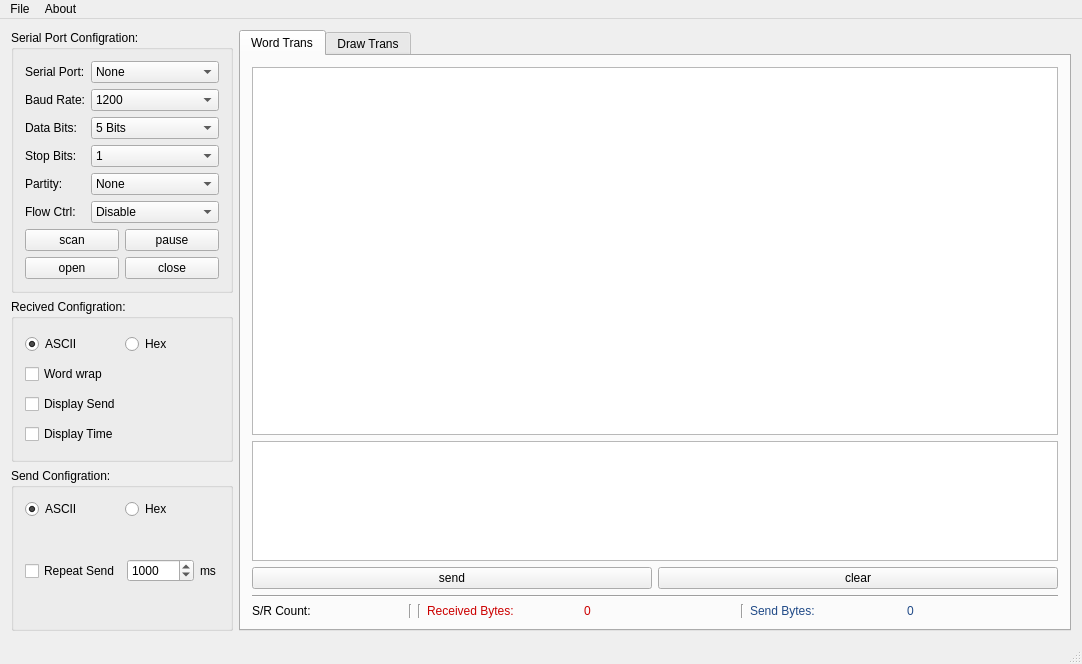
carloscn/tinyserial, file serialport.ui: the form before one commit.
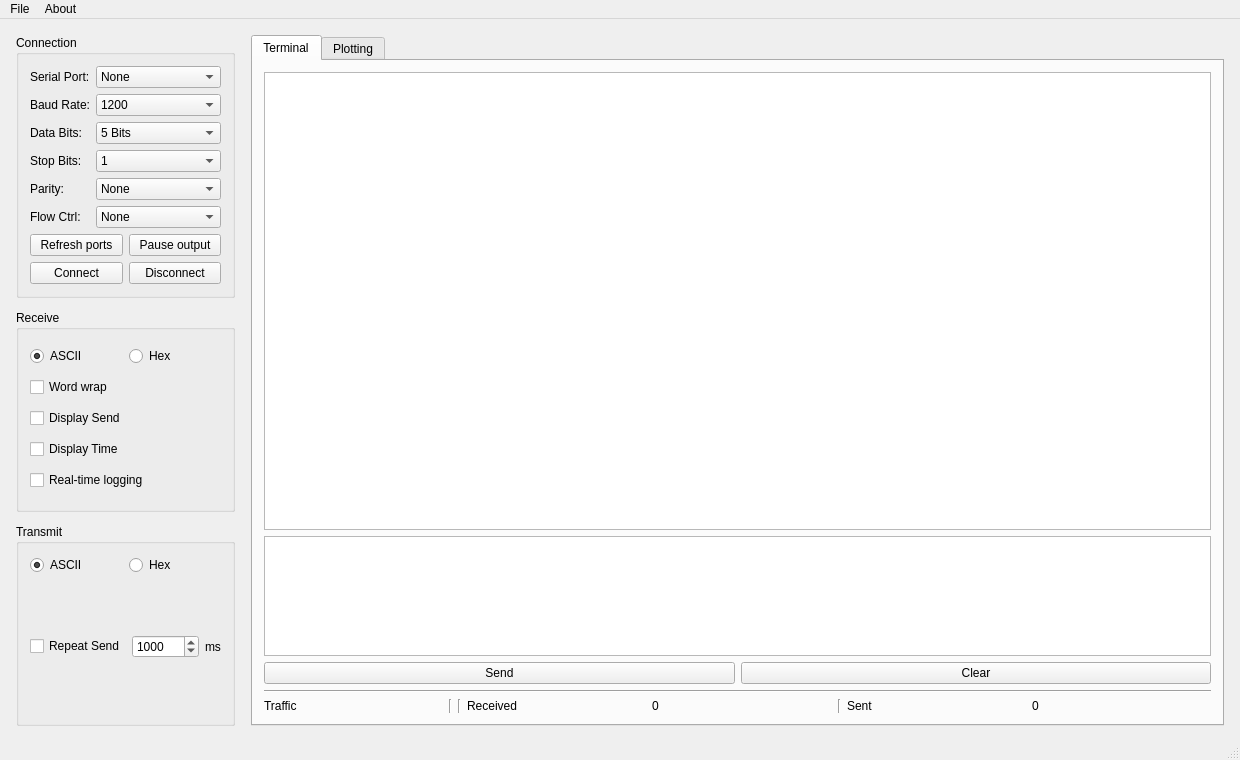
The form after the commit.

Commit message: Release TinySerial 2.0.0 UI refresh

What changed in the file:
```diff
--- a/serialport.ui
+++ b/serialport.ui
@@ -6,8 +6,8 @@
    <rect>
     <x>0</x>
     <y>0</y>
-    <width>1082</width>
-    <height>664</height>
+    <width>1240</width>
+    <height>760</height>
    </rect>
   </property>
   <property name="windowTitle">
@@ -15,12 +15,30 @@
   </property>
   <widget class="QWidget" name="centralWidget">
    <layout class="QHBoxLayout" name="horizontalLayout_4">
+    <property name="spacing">
+     <number>16</number>
+    </property>
+    <property name="leftMargin">
+     <number>16</number>
+    </property>
+    <property name="topMargin">
+     <number>16</number>
+    </property>
+    <property name="rightMargin">
+     <number>16</number>
+    </property>
+    <property name="bottomMargin">
+     <number>12</number>
+    </property>
     <item>
      <layout class="QVBoxLayout" name="verticalLayout_6">
+      <property name="spacing">
+       <number>12</number>
+      </property>
       <item>
        <widget class="QGroupBox" name="groupBox">
         <property name="title">
-         <string>Serial Port Configration:</string>
+         <string>Connection</string>
         </property>
         <layout class="QVBoxLayout" name="verticalLayout_5">
          <item>
@@ -34,24 +52,6 @@
            </item>
            <item row="0" column="1">
             <widget class="QComboBox" name="comboBox_serialPort">
-             <property name="sizePolicy">
-              <sizepolicy hsizetype="Fixed" vsizetype="Fixed">
-               <horstretch>0</horstretch>
-               <verstretch>0</verstretch>
-              </sizepolicy>
-             </property>
-             <property name="minimumSize">
-              <size>
-               <width>128</width>
-               <height>0</height>
-              </size>
-             </property>
-             <property name="maximumSize">
-              <size>
-               <width>128</width>
-               <height>16777215</height>
-              </size>
-             </property>
              <item>
               <property name="text">
                <string>None</string>
@@ -68,24 +68,6 @@
            </item>
            <item row="1" column="1">
             <widget class="QComboBox" name="comboBox_baudrate">
-             <property name="sizePolicy">
-              <sizepolicy hsizetype="Fixed" vsizetype="Fixed">
-               <horstretch>0</horstretch>
-               <verstretch>0</verstretch>
-              </sizepolicy>
-             </property>
-             <property name="minimumSize">
-              <size>
-               <width>128</width>
-               <height>0</height>
-              </size>
-             </property>
-             <property name="maximumSize">
-              <size>
-               <width>128</width>
-               <height>16777215</height>
-              </size>
-             </property>
              <item>
               <property name="text">
                <string>1200</string>
@@ -142,24 +124,6 @@
            </item>
            <item row="2" column="1">
             <widget class="QComboBox" name="comboBox_databits">
-             <property name="sizePolicy">
-              <sizepolicy hsizetype="Fixed" vsizetype="Fixed">
-               <horstretch>0</horstretch>
-               <verstretch>0</verstretch>
-              </sizepolicy>
-             </property>
-             <property name="minimumSize">
-              <size>
-               <width>128</width>
-               <height>0</height>
-              </size>
-             </property>
-             <property name="maximumSize">
-              <size>
-               <width>128</width>
-               <height>16777215</height>
-              </size>
-             </property>
              <item>
               <property name="text">
                <string>5 Bits</string>
@@ -191,24 +155,6 @@
            </item>
            <item row="3" column="1">
             <widget class="QComboBox" name="comboBox_stopbits">
-             <property name="sizePolicy">
-              <sizepolicy hsizetype="Fixed" vsizetype="Fixed">
-               <horstretch>0</horstretch>
-               <verstretch>0</verstretch>
-              </sizepolicy>
-             </property>
-             <property name="minimumSize">
-              <size>
-               <width>128</width>
-               <height>0</height>
-              </size>
-             </property>
-             <property name="maximumSize">
-              <size>
-               <width>128</width>
-               <height>16777215</height>
-              </size>
-             </property>
              <item>
               <property name="text">
                <string>1</string>
@@ -229,30 +175,12 @@
            <item row="4" column="0">
             <widget class="QLabel" name="label_4">
              <property name="text">
-              <string>Partity:</string>
+              <string>Parity:</string>
              </property>
             </widget>
            </item>
            <item row="4" column="1">
             <widget class="QComboBox" name="comboBox_checkdigit">
-             <property name="sizePolicy">
-              <sizepolicy hsizetype="Fixed" vsizetype="Fixed">
-               <horstretch>0</horstretch>
-               <verstretch>0</verstretch>
-              </sizepolicy>
-             </property>
-             <property name="minimumSize">
-              <size>
-               <width>128</width>
-               <height>0</height>
-              </size>
-             </property>
-             <property name="maximumSize">
-              <size>
-               <width>128</width>
-               <height>16777215</height>
-              </size>
-             </property>
              <item>
               <property name="text">
                <string>None</string>
@@ -289,27 +217,9 @@
            </item>
            <item row="5" column="1">
             <widget class="QComboBox" name="comboBox_flowctrl">
-             <property name="sizePolicy">
-              <sizepolicy hsizetype="Fixed" vsizetype="Fixed">
-               <horstretch>0</horstretch>
-               <verstretch>0</verstretch>
-              </sizepolicy>
-             </property>
-             <property name="minimumSize">
-              <size>
-               <width>128</width>
-               <height>0</height>
-              </size>
-             </property>
-             <property name="maximumSize">
-              <size>
-               <width>128</width>
-               <height>16777215</height>
-              </size>
-             </property>
              <item>
               <property name="text">
-               <string>Disable</string>
+              <string>None</string>
               </property>
              </item>
              <item>
@@ -331,14 +241,14 @@
            <item>
             <widget class="QPushButton" name="pushButton_scan">
              <property name="text">
-              <string>scan</string>
+              <string>Refresh ports</string>
              </property>
             </widget>
            </item>
            <item>
             <widget class="QPushButton" name="pushButton_pause">
              <property name="text">
-              <string>pause</string>
+              <string>Pause output</string>
              </property>
             </widget>
            </item>
@@ -349,14 +259,14 @@
            <item>
             <widget class="QPushButton" name="pushButton_open">
              <property name="text">
-              <string>open</string>
+              <string>Connect</string>
              </property>
             </widget>
            </item>
            <item>
             <widget class="QPushButton" name="pushButton_close">
              <property name="text">
-              <string>close</string>
+              <string>Disconnect</string>
              </property>
             </widget>
            </item>
@@ -368,7 +278,7 @@
       <item>
        <widget class="QGroupBox" name="groupBox_2">
         <property name="title">
-         <string>Recived Configration:</string>
+         <string>Receive</string>
         </property>
         <layout class="QHBoxLayout" name="horizontalLayout_13">
          <item>
@@ -415,6 +325,13 @@
              </property>
             </widget>
            </item>
+           <item>
+            <widget class="QCheckBox" name="checkBox_realtime_log">
+             <property name="text">
+              <string>Real-time logging</string>
+             </property>
+            </widget>
+           </item>
           </layout>
          </item>
         </layout>
@@ -423,7 +340,7 @@
       <item>
        <widget class="QGroupBox" name="groupBox_3">
         <property name="title">
-         <string>Send Configration:</string>
+         <string>Transmit</string>
         </property>
         <layout class="QHBoxLayout" name="horizontalLayout_12">
          <item>
@@ -491,16 +408,13 @@
       </property>
       <widget class="QWidget" name="tab">
        <attribute name="title">
-        <string>Word Trans</string>
+         <string>Terminal</string>
        </attribute>
        <layout class="QVBoxLayout" name="verticalLayout_3">
         <item>
          <layout class="QVBoxLayout" name="verticalLayout_8">
           <item>
            <widget class="QPlainTextEdit" name="textBrowser_rec">
-            <property name="styleSheet">
-             <string notr="true">font: 12pt &quot;Lucida Console&quot;;</string>
-            </property>
            </widget>
           </item>
           <item>
@@ -517,9 +431,6 @@
               <height>120</height>
              </size>
             </property>
-            <property name="styleSheet">
-             <string notr="true">font: 12pt &quot;Lucida Console&quot;;</string>
-            </property>
            </widget>
           </item>
           <item>
@@ -527,14 +438,14 @@
             <item>
              <widget class="QPushButton" name="pushButton_send">
               <property name="text">
-               <string>send</string>
+              <string>Send</string>
               </property>
              </widget>
             </item>
             <item>
              <widget class="QPushButton" name="pushButton_clear">
               <property name="text">
-               <string>clear</string>
+              <string>Clear</string>
               </property>
              </widget>
             </item>
@@ -554,7 +465,7 @@
           <item>
            <widget class="QLabel" name="label_7">
             <property name="text">
-             <string>S/R Count:         </string>
+             <string>Traffic</string>
             </property>
            </widget>
           </item>
@@ -574,19 +485,13 @@
           </item>
           <item>
            <widget class="QLabel" name="label_8">
-            <property name="styleSheet">
-             <string notr="true">color: rgb(204, 0, 0);</string>
-            </property>
             <property name="text">
-             <string>Received Bytes:</string>
+             <string>Received</string>
             </property>
            </widget>
           </item>
           <item>
            <widget class="QLabel" name="labelRBytes">
-            <property name="styleSheet">
-             <string notr="true">color: rgb(204, 0, 0);</string>
-            </property>
             <property name="text">
              <string>0</string>
             </property>
@@ -601,19 +506,13 @@
           </item>
           <item>
            <widget class="QLabel" name="label_9">
-            <property name="styleSheet">
-             <string notr="true">color: rgb(32, 74, 135);</string>
-            </property>
             <property name="text">
-             <string>Send Bytes:</string>
+             <string>Sent</string>
             </property>
            </widget>
           </item>
           <item>
            <widget class="QLabel" name="labelSBytes">
-            <property name="styleSheet">
-             <string notr="true">color: rgb(32, 74, 135);</string>
-            </property>
             <property name="text">
              <string>0</string>
             </property>
@@ -625,7 +524,7 @@
       </widget>
       <widget class="QWidget" name="draw">
        <attribute name="title">
-        <string>Draw Trans</string>
+        <string>Plotting</string>
        </attribute>
        <layout class="QVBoxLayout" name="verticalLayout">
         <item>
```
Left out of the diff: 2 changed lines with no effect on the pictures. The commit also changes 15 other files.
